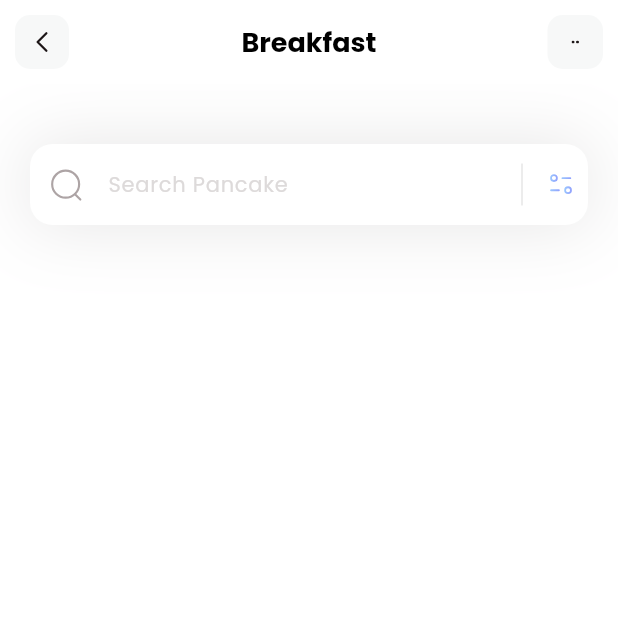
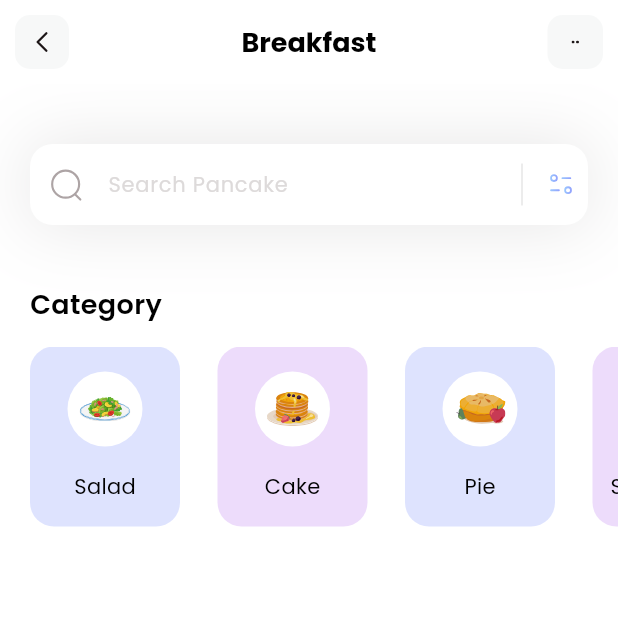
Before and after one commit to natmwong/Flutter-fitnessApp-UI, a Flutter app: the screen it shows after launch, on a phone screen of 412 x 824 dp, the top half of it. Run offline on Flutter 3.47's test engine with Material 3 defaults, Android fonts, the phone set to English and light mode, and no system bars; our stand-ins replace flutter_svg.

Commit message:
Implemented Category ListView of food categories

```diff
--- a/lib/main.dart
+++ b/lib/main.dart
@@ -14,6 +14,6 @@ class MyApp extends StatelessWidget {
     return MaterialApp(
         debugShowCheckedModeBanner: false,
         theme: ThemeData(fontFamily: 'Poppins'),
-        home: const HomePage());
+        home: HomePage());
   }
 }
--- /dev/null
+++ b/lib/models/category_model.dart
@@ -0,0 +1,39 @@
+import 'package:flutter/material.dart';
+
+class CategoryModel {
+  String name;
+  String iconPath;
+  Color boxColor;
+
+  CategoryModel({
+    required this.name,
+    required this.iconPath,
+    required this.boxColor,
+  });
+
+  static List<CategoryModel> getCategories() {
+    List<CategoryModel> categories = [];
+
+    categories.add(CategoryModel(
+        name: 'Salad',
+        iconPath: 'assets/icons/plate.svg',
+        boxColor: Color(0xff92A3FD)));
+
+    categories.add(CategoryModel(
+        name: 'Cake',
+        iconPath: 'assets/icons/pancakes.svg',
+        boxColor: Color(0xffC58BF2)));
+
+    categories.add(CategoryModel(
+        name: 'Pie',
+        iconPath: 'assets/icons/pie.svg',
+        boxColor: Color(0xff92A3FD)));
+
+    categories.add(CategoryModel(
+        name: 'Smoothies',
+        iconPath: 'assets/icons/orange-snacks.svg',
+        boxColor: Color(0xffC58BF2)));
+
+    return categories;
+  }
+}
--- a/lib/pages/home.dart
+++ b/lib/pages/home.dart
@@ -1,19 +1,104 @@
 import 'package:flutter/material.dart';
 import 'package:flutter_svg/flutter_svg.dart';
+import 'package:fitness/models/category_model.dart';
 
-class HomePage extends StatelessWidget {
-  const HomePage({super.key});
+class HomePage extends StatefulWidget {
+  HomePage({super.key});
+
+  @override
+  State<HomePage> createState() => _HomePageState();
+}
+
+class _HomePageState extends State<HomePage> {
+  List<CategoryModel> categories = [];
+
+  void _getCategories() {
+    categories = CategoryModel.getCategories();
+  }
 
   @override
   Widget build(BuildContext context) {
+    _getCategories();
     return Scaffold(
       appBar: appBar(),
       backgroundColor: Colors.white,
       body: Column(
+        crossAxisAlignment: CrossAxisAlignment.start,
         children: [
-          _searchField()
+          _searchField(),
+          SizedBox(
+            height: 40,
+          ),
+          _categorySection()
         ],
       ),
+    );
+  }
+
+  Column _categorySection() {
+    return Column(
+          crossAxisAlignment: CrossAxisAlignment.start,
+          children: [
+            Padding(
+              padding: const EdgeInsets.only(left: 20),
+              child: Text(
+                'Category',
+                style: TextStyle(
+                    color: Colors.black,
+                    fontSize: 18,
+                    fontWeight: FontWeight.w600),
+              ),
+            ),
+            SizedBox(
+              height: 15,
+            ),
+            Container(
+              height: 120,
+              child: ListView.separated(
+                itemCount: categories.length,
+                scrollDirection: Axis.horizontal,
+                padding: EdgeInsets.only(
+                  left:20,
+                  right:20
+                ),
+                separatorBuilder: (context, index) => SizedBox(width: 25,),
+                itemBuilder: (context, index) {
+                  return Container(
+                    width: 100,
+                    decoration: BoxDecoration(
+                      color: categories[index].boxColor.withOpacity(0.3),
+                      borderRadius: BorderRadius.circular(16)
+                    ),
+                    child: Column(
+                      mainAxisAlignment: MainAxisAlignment.spaceEvenly,
+                      children: [
+                        Container(
+                          width: 50,
+                          height: 50,
+                          decoration: BoxDecoration(
+                            color: Colors.white,
+                            shape: BoxShape.circle
+                          ),
+                          child: Padding(
+                            padding: const EdgeInsets.all(8.0),
+                            child: SvgPicture.asset(categories[index].iconPath),
+                          ),
+                        ),
+                        Text(
+                          categories[index].name,
+                          style: TextStyle(
+                            fontWeight: FontWeight.w400,
+                            color: Colors.black,
+                            fontSize: 14
+                          ),
+                        )
+                      ],
+                    ),
+                  );
+                },
+              ),
+            )
+          ],
         );
   }
 
@@ -32,10 +117,7 @@ class HomePage extends StatelessWidget {
             fillColor: Colors.white,
             contentPadding: EdgeInsets.all(15),
             hintText: 'Search Pancake',
-                hintStyle: TextStyle(
-                  color: Color(0xffDDDADA),
-                  fontSize: 14
-                ),
+            hintStyle: TextStyle(color: Color(0xffDDDADA), fontSize: 14),
             prefixIcon: Padding(
               padding: const EdgeInsets.all(12),
               child: SvgPicture.asset('assets/icons/Search.svg'),
@@ -43,9 +125,7 @@ class HomePage extends StatelessWidget {
             suffixIcon: Container(
               width: 100,
               child: IntrinsicHeight(
-                    child: Row(
-                      mainAxisAlignment: MainAxisAlignment.end,
-                        children: [
+                child: Row(mainAxisAlignment: MainAxisAlignment.end, children: [
                   VerticalDivider(
                     color: Colors.black,
                     indent: 10,
@@ -56,14 +136,12 @@ class HomePage extends StatelessWidget {
                     padding: const EdgeInsets.all(8.0),
                     child: SvgPicture.asset('assets/icons/Filter.svg'),
                   ),
-                        ]
-                    ),
+                ]),
               ),
             ),
             border: OutlineInputBorder(
                 borderRadius: BorderRadius.circular(15),
-                    borderSide: BorderSide.none)
-            ),
+                borderSide: BorderSide.none)),
       ),
     );
   }
```
Also changed, not shown: assets/icons/orange-snacks.svg (added), assets/icons/pancakes.svg (added), assets/icons/pie.svg (added), assets/icons/plate.svg (added). Lines whose indentation alone changed are shown as unchanged.
